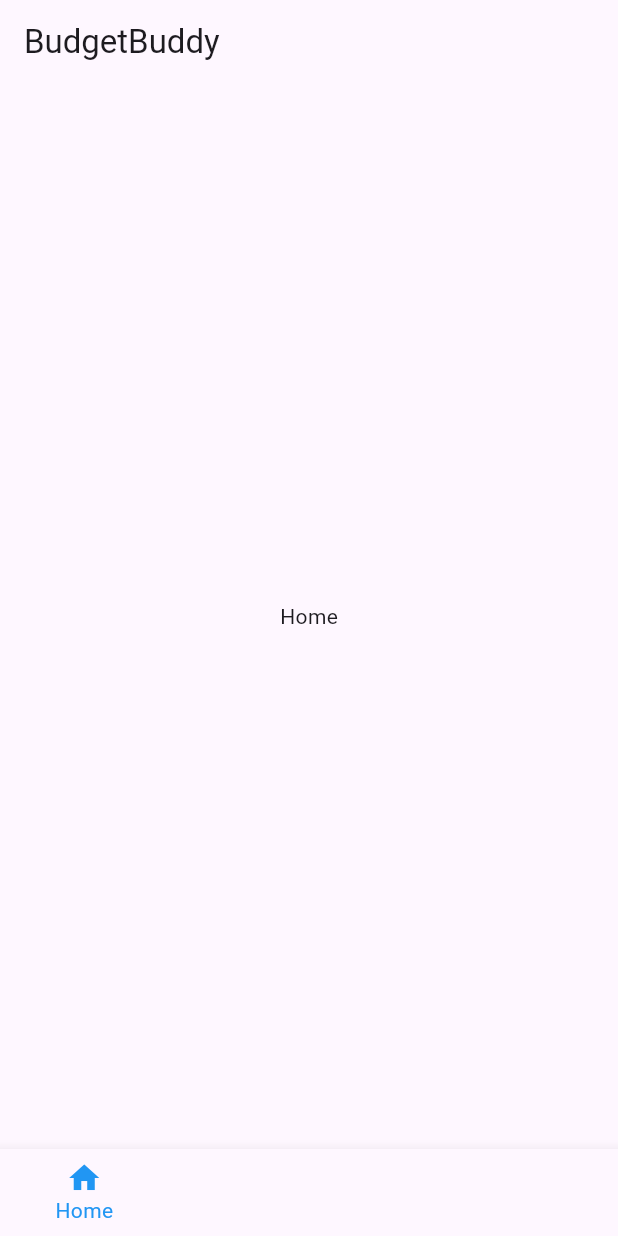
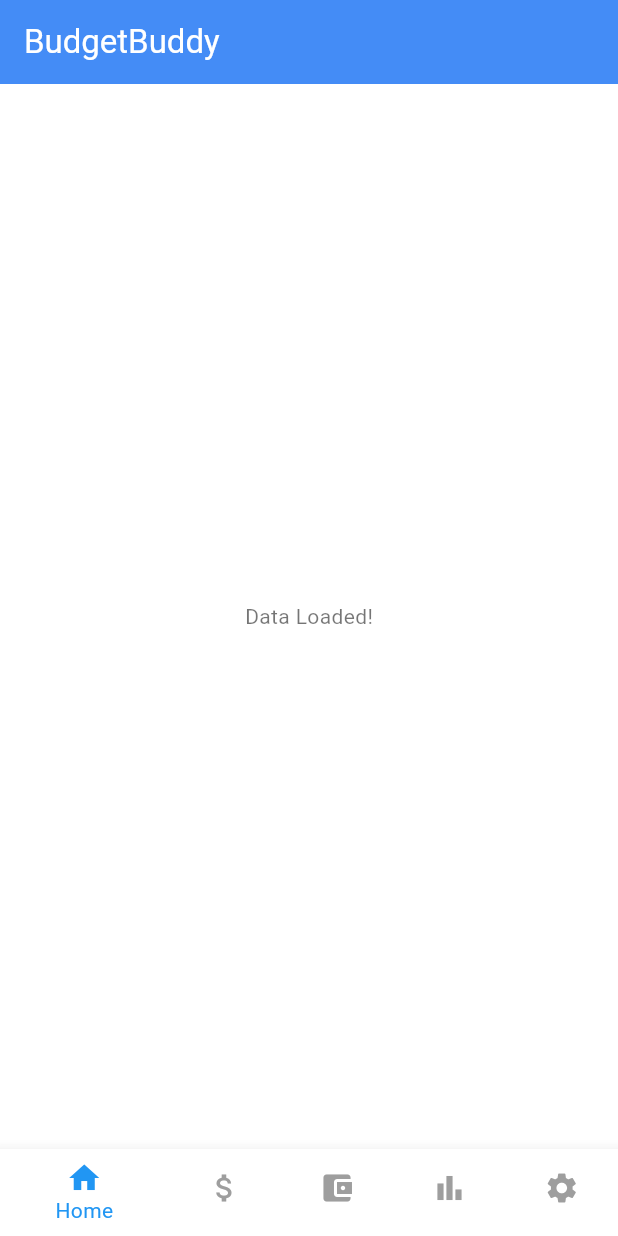
Before and after one commit to Soli1065/BudgetBuddy, a Flutter app: the screen it shows after launch, on a phone screen of 412 x 824 dp. Run offline on Flutter 3.47's test engine with Material 3 defaults, Android fonts, the phone set to English and light mode, and no system bars; our stand-ins replace flutter_riverpod.

Commit message:
#theme #bottom nav bar #settings

```diff
--- a/lib/main.dart
+++ b/lib/main.dart
@@ -1,24 +1,30 @@
+import 'package:budget_buddy/src/core/ui/themes/themes.dart';
+import 'package:budget_buddy/src/features/base/base.dart';
 import 'package:budget_buddy/src/features/home/home.dart';
 import 'package:flutter/material.dart';
+import 'package:flutter_riverpod/flutter_riverpod.dart';
 
 void main() {
-  runApp(const MyApp());
+  runApp(const ProviderScope(child: MyApp()));
 }
 
-class MyApp extends StatelessWidget {
+
+class MyApp extends ConsumerWidget {
   const MyApp({super.key});
 
-  // This widget is the root of your application.
   @override
-  Widget build(BuildContext context) {
+  Widget build(BuildContext context, WidgetRef ref) {
+
+    final themeMode = ref.watch(themeProvider); // Watching the theme state
+    final themeData = ref.read(themeProvider.notifier).themeData;
+
     return MaterialApp(
       title: 'BudgetBuddy',
       debugShowCheckedModeBanner: false,
-      theme: ThemeData(
-        colorScheme: ColorScheme.fromSeed(seedColor: Colors.deepPurple),
-        useMaterial3: true,
-      ),
-      home: const HomeScreen(),
+      theme: themeData, // Light theme
+      darkTheme: themeData, // Dark theme
+      themeMode: themeMode == ThemeModeType.light ? ThemeMode.light : ThemeMode.dark,
+      home: const BaseScreen(),
     );
   }
 }
--- /dev/null
+++ b/lib/src/features/base/base.dart
@@ -0,0 +1,67 @@
+import 'package:budget_buddy/src/features/home/home.dart';
+import 'package:budget_buddy/src/features/settings/settings.dart';
+import 'package:flutter/material.dart';
+
+class BaseScreen extends StatefulWidget {
+  const BaseScreen({super.key});
+
+  @override
+  State<BaseScreen> createState() => _BaseScreenState();
+}
+
+class _BaseScreenState extends State<BaseScreen> {
+  int _selectedIndex = 0;
+
+  static const List<Widget> _widgetOptions = <Widget>[
+    HomePage(),
+    Text('Transactions'),
+    Text('Budget'),
+    Text('Reports'),
+    SettingsPage(),
+  ];
+
+  void _onItemTapped(int index) {
+    setState(() {
+      _selectedIndex = index;
+    });
+  }
+
+  @override
+  Widget build(BuildContext context) {
+    return Scaffold(
+      appBar: AppBar(
+        title: const Text('BudgetBuddy'),
+      ),
+      body: Center(
+        child: _widgetOptions.elementAt(_selectedIndex),
+      ),
+      bottomNavigationBar: BottomNavigationBar(
+        items: const <BottomNavigationBarItem>[
+          BottomNavigationBarItem(
+            icon: Icon(Icons.home),
+            label: 'Home',
+          ),
+          BottomNavigationBarItem(
+            icon: Icon(Icons.attach_money),
+            label: 'Transactions',
+          ),
+          BottomNavigationBarItem(
+            icon: Icon(Icons.account_balance_wallet),
+            label: 'Budget',
+          ),
+          BottomNavigationBarItem(
+            icon: Icon(Icons.bar_chart),
+            label: 'Reports',
+          ),
+          BottomNavigationBarItem(
+            icon: Icon(Icons.settings),
+            label: 'Settings',
+          ),
+        ],
+        currentIndex: _selectedIndex,
+        selectedItemColor: Colors.blue, // Customize the color
+        onTap: _onItemTapped,
+      ),
+    );
+  }
+}
--- a/lib/src/features/home/home.dart
+++ b/lib/src/features/home/home.dart
@@ -1,65 +1,2 @@
-import 'package:flutter/material.dart';
-
-class HomeScreen extends StatefulWidget {
-  const HomeScreen({super.key});
-
-  @override
-  State<HomeScreen> createState() => _HomeScreenState();
-}
-
-class _HomeScreenState extends State<HomeScreen> {
-  int _selectedIndex = 0;
-
-  static const List<Widget> _widgetOptions = <Widget>[
-    Text('Home'),
-    Text('Transactions'),
-    Text('Budget'),
-    Text('Reports'),
-    Text('Settings'),
-  ];
-
-  void _onItemTapped(int index) {
-    setState(() {
-      _selectedIndex = index;
-    });
-  }
-
-  @override
-  Widget build(BuildContext context) {
-    return Scaffold(
-      appBar: AppBar(
-        title: const Text('BudgetBuddy'),
-      ),
-      body: Center(
-        child: _widgetOptions.elementAt(_selectedIndex),
-      ),
-      bottomNavigationBar: BottomNavigationBar(
-        items: const <BottomNavigationBarItem>[
-          BottomNavigationBarItem(
-            icon: Icon(Icons.home),
-            label: 'Home',
-          ),
-          BottomNavigationBarItem(
-            icon: Icon(Icons.attach_money),
-            label: 'Transactions',
-          ),
-          BottomNavigationBarItem(
-            icon: Icon(Icons.account_balance_wallet),
-            label: 'Budget',
-          ),
-          BottomNavigationBarItem(
-            icon: Icon(Icons.bar_chart),
-            label: 'Reports',
-          ),
-          BottomNavigationBarItem(
-            icon: Icon(Icons.settings),
-            label: 'Settings',
-          ),
-        ],
-        currentIndex: _selectedIndex,
-        selectedItemColor: Colors.blue, // Customize the color
-        onTap: _onItemTapped,
-      ),
-    );
-  }
-}
+export 'presentation/home_page.dart';
+export 'presentation/home_provider.dart';
--- /dev/null
+++ b/lib/src/features/home/presentation/home_page.dart
@@ -0,0 +1,24 @@
+
+
+import 'package:budget_buddy/src/features/home/presentation/home_provider.dart';
+import 'package:flutter/material.dart';
+import 'package:flutter_riverpod/flutter_riverpod.dart';
+
+class HomePage extends ConsumerWidget{
+  const HomePage({super.key});
+
+  @override
+  Widget build(BuildContext context, WidgetRef ref) {
+
+    final homeState = ref.watch(homeProvider);
+
+    if (homeState.isLoading){
+      return const Center(child: CircularProgressIndicator(),);
+    }
+    else{
+      return Center(child: Text(homeState.data ?? 'No Data'),);
+    }
+
+
+  }
+}
--- /dev/null
+++ b/lib/src/features/home/presentation/home_provider.dart
@@ -0,0 +1,22 @@
+
+import 'package:flutter_riverpod/flutter_riverpod.dart';
+
+import 'home_state.dart';
+
+final homeProvider = StateNotifierProvider<HomeNotifier, HomeState>((ref){
+  return HomeNotifier();
+});
+
+class HomeNotifier extends StateNotifier<HomeState> {
+  HomeNotifier() : super(HomeState.initial()){
+    _loadData();
+  }
+
+
+  Future<void> _loadData() async {
+    await Future.delayed(const Duration(seconds: 3));
+    state = state.copyWith(isLoading: false, data: 'Data Loaded!');
+  }
+
+
+}
--- /dev/null
+++ b/lib/src/features/home/presentation/home_state.dart
@@ -0,0 +1,25 @@
+
+import 'package:flutter/material.dart';
+
+@immutable
+class HomeState {
+  final bool isLoading;
+  final String? data;
+
+  const HomeState({
+    required this.isLoading,
+    this.data
+  });
+
+  factory HomeState.initial() {
+    return const HomeState(isLoading: true, data: null);
+  }
+
+  HomeState copyWith({bool? isLoading, String? data}){
+    return HomeState(
+      isLoading: isLoading ?? this.isLoading,
+      data: data ?? this.data
+    );
+  }
+
+}
--- /dev/null
+++ b/lib/src/features/settings/presentation/settings_state.dart
@@ -0,0 +1,6 @@
+
+class SettingsState {
+  final bool isDarkMode;
+
+  SettingsState({required this.isDarkMode});
+}
--- /dev/null
+++ b/lib/src/features/settings/settings.dart
@@ -0,0 +1 @@
+export 'presentation/settings_page.dart';
--- a/lib/src/settings/settings.dart
+++ /dev/null
@@ -1,3 +0,0 @@
-class Settings {
-
-}
```
Also changed, not shown: lib/src/core/ui/themes/colors.dart (added, +15 -0 lines), lib/src/core/ui/themes/themes.dart (added, +113 -0 lines), lib/src/features/settings/presentation/settings_page.dart (added, +31 -0 lines), lib/src/features/settings/presentation/settings_provider.dart (added, +16 -0 lines).
